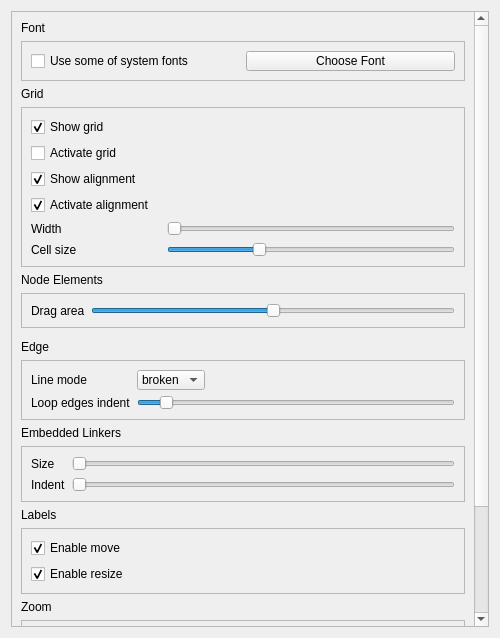
Qt form qrgui/dialogs/preferencesPages/editorPage.ui (qreal/qreal) before a commit.
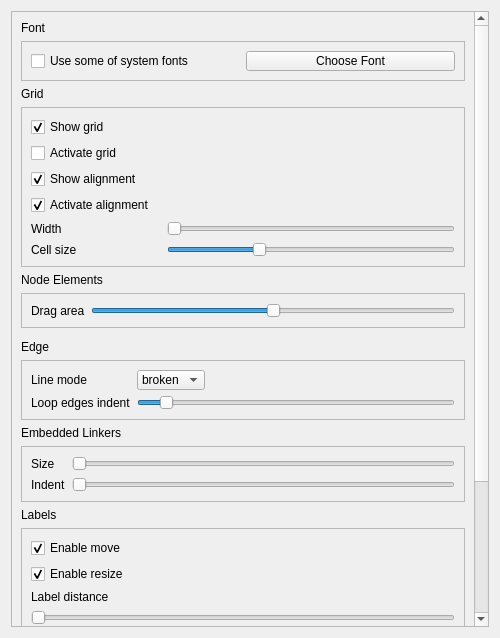
The same form after that commit.

Commit message: labels distance preferences

```diff
--- a/qrgui/dialogs/preferencesPages/editorPage.ui
+++ b/qrgui/dialogs/preferencesPages/editorPage.ui
@@ -38,9 +38,9 @@
       <property name="geometry">
        <rect>
         <x>0</x>
-        <y>0</y>
-        <width>468</width>
-        <height>726</height>
+        <y>-109</y>
+        <width>466</width>
+        <height>823</height>
        </rect>
       </property>
       <layout class="QVBoxLayout" name="verticalLayout_2">
@@ -563,6 +563,23 @@
             </property>
            </widget>
           </item>
+          <item>
+           <widget class="QLabel" name="labelDistanceLabel">
+            <property name="text">
+             <string>Label distance</string>
+            </property>
+           </widget>
+          </item>
+          <item>
+           <widget class="QSlider" name="labelDistanceSlider">
+            <property name="maximum">
+             <number>500</number>
+            </property>
+            <property name="orientation">
+             <enum>Qt::Horizontal</enum>
+            </property>
+           </widget>
+          </item>
          </layout>
         </widget>
        </item>
```
The commit also changes 3 other files.
